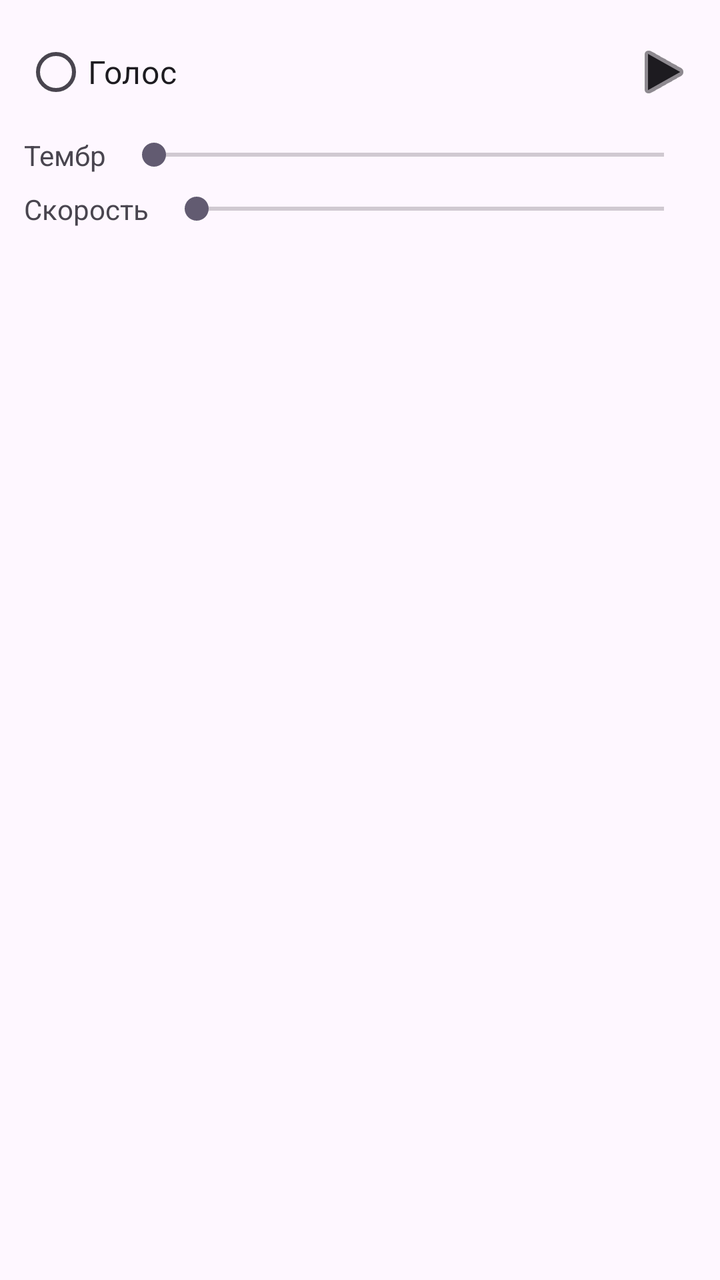
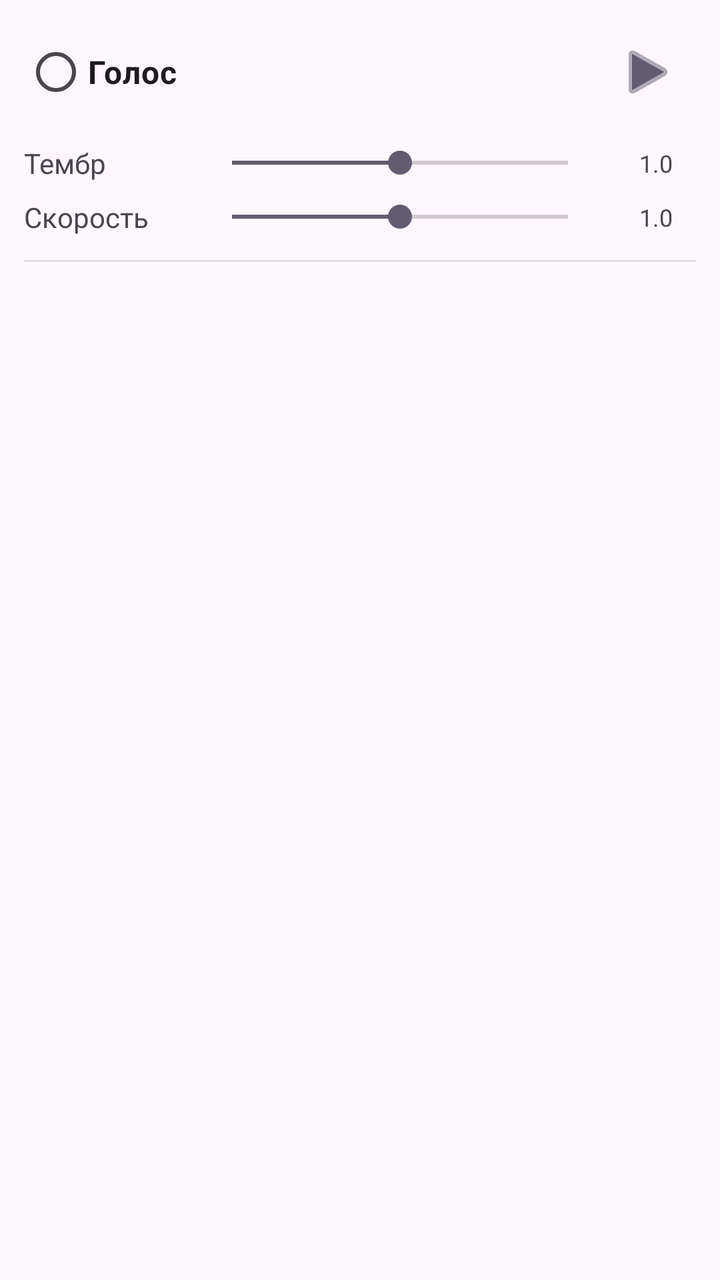

Two renders of the same Android screen: before a commit and after it. Below are the layout's source before the change and the commit's diff.
<!-- AndroidManifest.xml: application theme Theme.TelegramNewsReader -->
<!-- res/layout/item_voice.xml -->
<?xml version="1.0" encoding="utf-8"?>
<LinearLayout xmlns:android="http://schemas.android.com/apk/res/android"
    android:layout_width="match_parent"
    android:layout_height="wrap_content"
    android:orientation="vertical"
    android:padding="12dp">

    <LinearLayout
        android:layout_width="match_parent"
        android:layout_height="wrap_content"
        android:orientation="horizontal"
        android:gravity="center_vertical">

        <RadioButton
            android:id="@+id/radioVoice"
            android:layout_width="0dp"
            android:layout_height="wrap_content"
            android:layout_weight="1"
            android:text="Голос"
            android:textSize="16sp" />

        <ImageButton
            android:id="@+id/btnPlay"
            android:layout_width="wrap_content"
            android:layout_height="wrap_content"
            android:contentDescription="Прослушать"
            android:src="@android:drawable/ic_media_play"
            android:background="?attr/selectableItemBackgroundBorderless"
            android:tint="?android:attr/textColorPrimary" />
    </LinearLayout>

    
    <LinearLayout
        android:layout_width="match_parent"
        android:layout_height="wrap_content"
        android:orientation="horizontal"
        android:paddingTop="8dp"
        android:gravity="center_vertical">

        <TextView
            android:layout_width="wrap_content"
            android:layout_height="wrap_content"
            android:text="Тембр"
            android:layout_marginEnd="8dp"/>

        <SeekBar
            android:id="@+id/seekPitch"
            android:layout_width="0dp"
            android:layout_height="wrap_content"
            android:layout_weight="1"
            android:max="200"/>
    </LinearLayout>

    
    <LinearLayout
        android:layout_width="match_parent"
        android:layout_height="wrap_content"
        android:orientation="horizontal"
        android:paddingTop="8dp"
        android:gravity="center_vertical">

        <TextView
            android:layout_width="wrap_content"
            android:layout_height="wrap_content"
            android:text="Скорость"
            android:layout_marginEnd="8dp"/>

        <SeekBar
            android:id="@+id/seekRate"
            android:layout_width="0dp"
            android:layout_height="wrap_content"
            android:layout_weight="1"
            android:max="200"/>
    </LinearLayout>
</LinearLayout>
<!-- resources referenced by this layout -->
<resources>
  <style name="Theme.TelegramNewsReader" parent="Theme.Material3.DayNight">
          <item name="colorPrimary">@color/purple_500</item>
          <item name="colorPrimaryVariant">@color/purple_700</item>
          <item name="colorOnPrimary">@color/white</item>
          <item name="android:statusBarColor">?attr/colorPrimaryVariant</item>
      </style>
  <color name="purple_500">#FF6200EE</color>
  <color name="purple_700">#FF3700B3</color>
  <color name="white">#FFFFFFFF</color>
</resources>

<!-- the commit's change to res/layout/item_voice.xml (unified diff, before → after) -->
@@ -3,13 +3,25 @@
     android:layout_width="match_parent"
     android:layout_height="wrap_content"
     android:orientation="vertical"
-    android:padding="12dp">
+    android:padding="12dp"
+    android:background="?attr/selectableItemBackground">
 
+    
     <LinearLayout
         android:layout_width="match_parent"
         android:layout_height="wrap_content"
         android:orientation="horizontal"
         android:gravity="center_vertical">
+
+        
+        <TextView
+            android:id="@+id/tvGenderIcon"
+            android:layout_width="wrap_content"
+            android:layout_height="wrap_content"
+            android:text="👨"
+            android:textSize="20sp"
+            android:layout_marginEnd="8dp"
+            android:visibility="gone" />
 
         <RadioButton
             android:id="@+id/radioVoice"
@@ -17,59 +29,98 @@
             android:layout_height="wrap_content"
             android:layout_weight="1"
             android:text="Голос"
-            android:textSize="16sp" />
+            android:textSize="16sp"
+            android:textStyle="bold" />
 
         <ImageButton
             android:id="@+id/btnPlay"
-            android:layout_width="wrap_content"
-            android:layout_height="wrap_content"
-            android:contentDescription="Прослушать"
+            android:layout_width="48dp"
+            android:layout_height="48dp"
+            android:contentDescription="Прослушать голос"
             android:src="@android:drawable/ic_media_play"
             android:background="?attr/selectableItemBackgroundBorderless"
-            android:tint="?android:attr/textColorPrimary" />
+            android:tint="?android:attr/colorAccent" />
     </LinearLayout>
 
     
     <LinearLayout
         android:layout_width="match_parent"
         android:layout_height="wrap_content"
-        android:orientation="horizontal"
-        android:paddingTop="8dp"
-        android:gravity="center_vertical">
+        android:orientation="vertical"
+        android:paddingTop="12dp">
 
-        <TextView
-            android:layout_width="wrap_content"
+        
+        <LinearLayout
+            android:layout_width="match_parent"
             android:layout_height="wrap_content"
-            android:text="Тембр"
-            android:layout_marginEnd="8dp"/>
+            android:orientation="horizontal"
+            android:gravity="center_vertical"
+            android:paddingBottom="8dp">
 
-        <SeekBar
-            android:id="@+id/seekPitch"
-            android:layout_width="0dp"
+            <TextView
+                android:layout_width="80dp"
+                android:layout_height="wrap_content"
+                android:text="Тембр"
+                android:textSize="14sp"
+                android:textColor="?android:attr/textColorSecondary" />
+
+            <SeekBar
+                android:id="@+id/seekPitch"
+                android:layout_width="0dp"
+                android:layout_height="wrap_content"
+                android:layout_weight="1"
+                android:max="200"
+                android:progress="100"
+                android:layout_marginStart="8dp"
+                android:layout_marginEnd="8dp" />
+
+            <TextView
+                android:layout_width="40dp"
+                android:layout_height="wrap_content"
+                android:text="1.0"
+                android:textSize="12sp"
+                android:textColor="?android:attr/textColorSecondary"
+                android:gravity="center" />
+        </LinearLayout>
+
+        
+        <LinearLayout
+            android:layout_width="match_parent"
             android:layout_height="wrap_content"
-            android:layout_weight="1"
-            android:max="200"/>
+            android:orientation="horizontal"
+            android:gravity="center_vertical">
+
+            <TextView
+                android:layout_width="80dp"
+                android:layout_height="wrap_content"
+                android:text="Скорость"
+                android:textSize="14sp"
+                android:textColor="?android:attr/textColorSecondary" />
+
+            <SeekBar
+                android:id="@+id/seekRate"
+                android:layout_width="0dp"
+                android:layout_height="wrap_content"
+                android:layout_weight="1"
+                android:max="200"
+                android:progress="100"
+                android:layout_marginStart="8dp"
+                android:layout_marginEnd="8dp" />
+
+            <TextView
+                android:layout_width="40dp"
+                android:layout_height="wrap_content"
+                android:text="1.0"
+                android:textSize="12sp"
+                android:textColor="?android:attr/textColorSecondary"
+                android:gravity="center" />
+        </LinearLayout>
     </LinearLayout>
 
     
-    <LinearLayout
+    <View
         android:layout_width="match_parent"
-        android:layout_height="wrap_content"
-        android:orientation="horizontal"
-        android:paddingTop="8dp"
-        android:gravity="center_vertical">
-
-        <TextView
-            android:layout_width="wrap_content"
-            android:layout_height="wrap_content"
-            android:text="Скорость"
-            android:layout_marginEnd="8dp"/>
-
-        <SeekBar
-            android:id="@+id/seekRate"
-            android:layout_width="0dp"
-            android:layout_height="wrap_content"
-            android:layout_weight="1"
-            android:max="200"/>
-    </LinearLayout>
+        android:layout_height="1dp"
+        android:layout_marginTop="12dp"
+        android:background="?android:attr/listDivider" />
 </LinearLayout>
